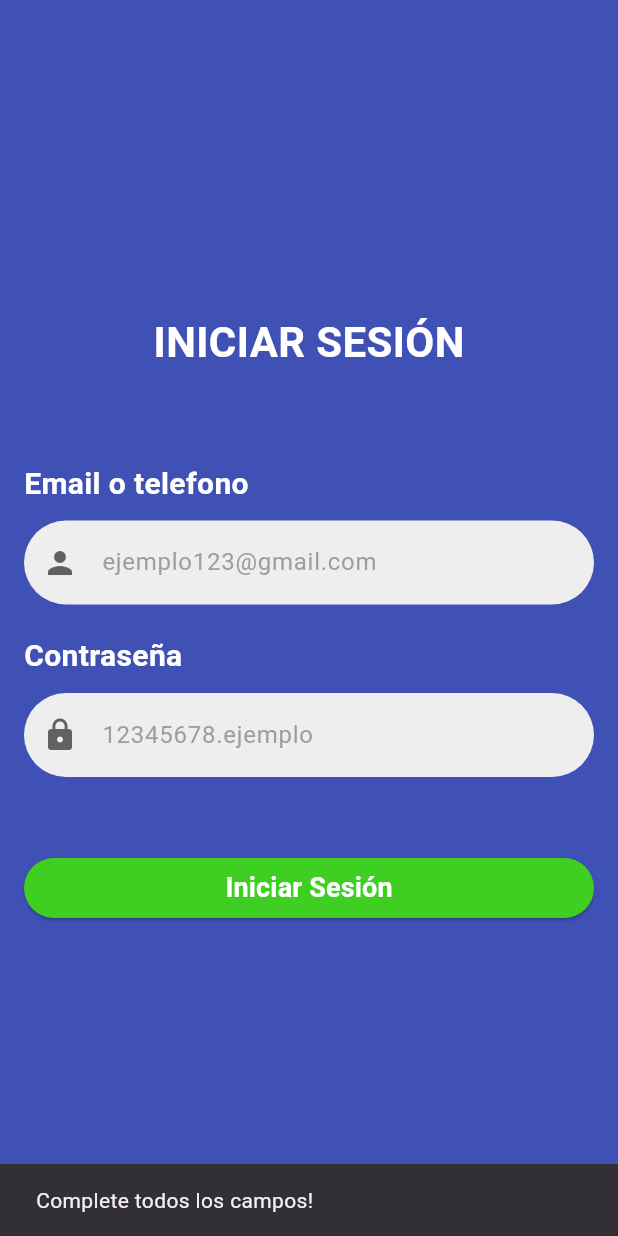
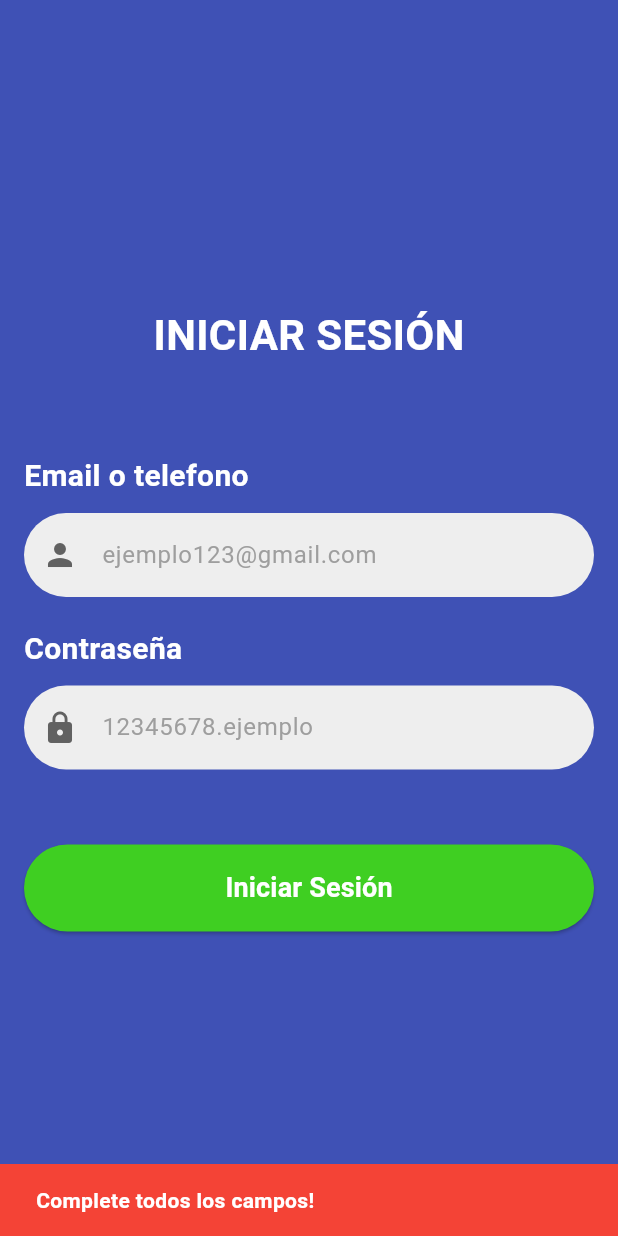
Before and after one commit to nicolassalinass/app_ecommerce, a Flutter app: the screen it shows after launch, after a tap on "Iniciar Sesión", on a phone screen of 412 x 824 dp. Run offline on Flutter 3.47's test engine with Material 3 defaults, Android fonts, the phone set to English and light mode, and no system bars.

Commit message:
Boton de inicio de sesión agrandado

```diff
--- a/lib/presentation/login_screen.dart
+++ b/lib/presentation/login_screen.dart
@@ -51,9 +51,6 @@ class _LoginScreenState extends State<LoginScreen> {
                     child: TextField(
                       controller: emailController,
                       decoration: InputDecoration(
-                        border: OutlineInputBorder(
-                          borderRadius: BorderRadius.all(Radius.circular(50)),
-                        ),
                         prefixIcon: Icon(Icons.person),
                         // prefixIconColor: Colors.white      ------- Forma alternativa de relizar el cambio de color del icono
                         // label: Text("Correo"),
@@ -61,6 +58,7 @@ class _LoginScreenState extends State<LoginScreen> {
                         hintText: "ejemplo123@gmail.com",
                         // hintStyle: TextStyle(color: Colors.white),
                       ),
+                      cursorColor: Colors.blueGrey,
                     ),
                   ),
                   SizedBox(height: 20),
@@ -86,6 +84,7 @@ class _LoginScreenState extends State<LoginScreen> {
                         // label: Text("Contraseña"),
                         hintText: "12345678.ejemplo",
                       ),
+                      cursorColor: Colors.blueGrey,
                     ),
                   ),
                 ],
@@ -99,7 +98,16 @@ class _LoginScreenState extends State<LoginScreen> {
                     final password = passwordController.text.trim();
                     if (email.isEmpty || password.isEmpty) {
                       ScaffoldMessenger.of(context).showSnackBar(
-                        SnackBar(content: Text("Complete todos los campos!")),
+                        SnackBar(
+                          content: Text(
+                            "Complete todos los campos!",
+                            style: TextStyle(
+                              color: Colors.white,
+                              fontWeight: FontWeight.bold,
+                            ),
+                          ),
+                          backgroundColor: Colors.red,
+                        ),
                       );
                     } else {
                       Navigator.of(context).pushReplacement(
@@ -118,9 +126,15 @@ class _LoginScreenState extends State<LoginScreen> {
                       return const Color.fromARGB(255, 63, 207, 34);
                     }),
                   ),
-                  child: Text(
-                    "Iniciar Sesión",
-                    style: TextStyle(fontWeight: FontWeight.bold, fontSize: 18),
+                  child: Padding(
+                    padding: const EdgeInsets.only(top: 16.0, bottom: 16.0),
+                    child: Text(
+                      "Iniciar Sesión",
+                      style: TextStyle(
+                        fontWeight: FontWeight.bold,
+                        fontSize: 18,
+                      ),
+                    ),
                   ),
                 ),
               ),
```
